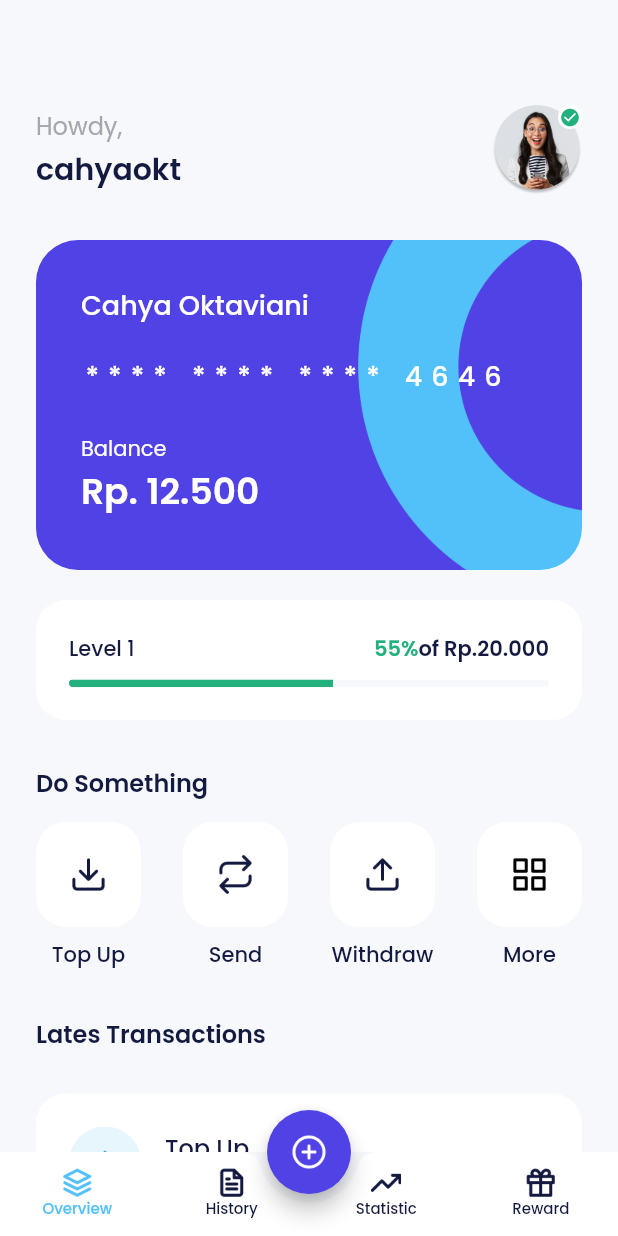
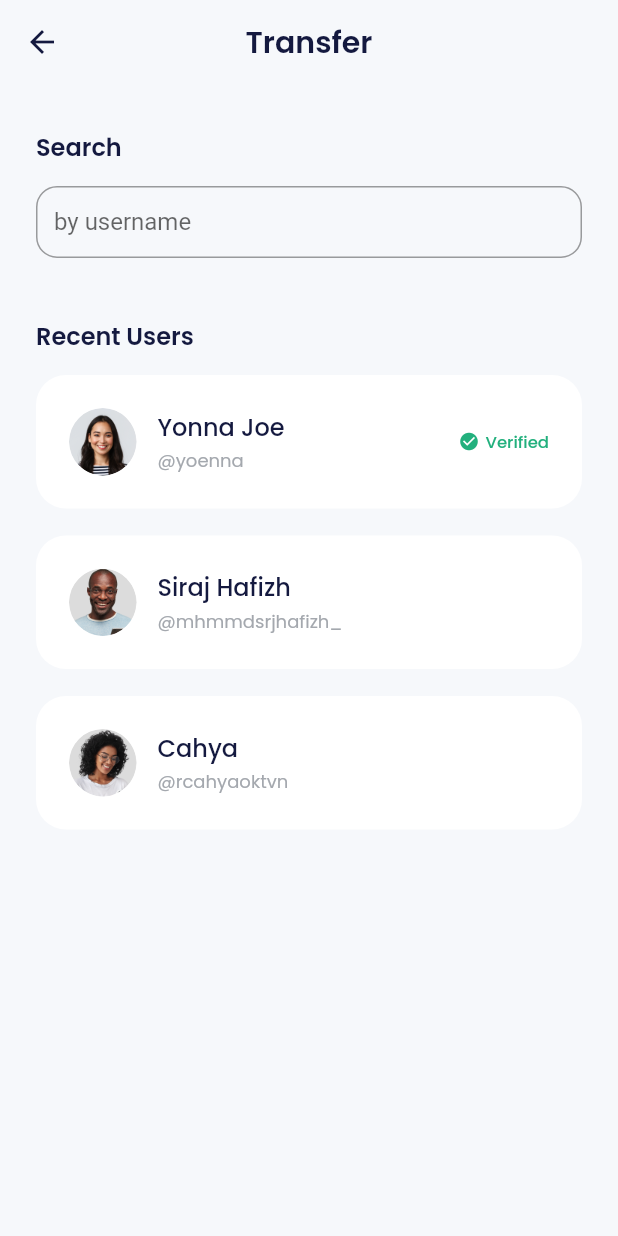
Before and after one commit to magerngoding/E-Wallet-Apps, a Flutter app: the HomePage screen opened by its route, after a tap on "Send", on a phone screen of 412 x 824 dp. Run offline on Flutter 3.47's test engine with Material 2 defaults, Android fonts, the phone set to English and light mode, and no system bars; our stand-ins replace carousel_slider, google_fonts.

Commit message:
Membuat search field, membuat recent user

```diff
--- a/lib/main.dart
+++ b/lib/main.dart
@@ -16,6 +16,7 @@ import 'package:e_wallet/pages/sign-up-success-page.dart';
 import 'package:e_wallet/pages/topup_amount_page.dart';
 import 'package:e_wallet/pages/topup_page.dart';
 import 'package:e_wallet/pages/topup_success.dart';
+import 'package:e_wallet/pages/transfer_page.dart';
 import 'package:e_wallet/shared/theme.dart';
 import 'package:flutter/material.dart';
 
@@ -60,6 +61,7 @@ class MyApp extends StatelessWidget {
         '/topup': (context) => TopupPage(),
         '/topup-amount': (context) => TopUpAmountPage(),
         '/topup-success': (context) => TopupSuccessPage(),
+        '/transfer': (context) => TransferPage(),
       },
     );
   }
--- a/lib/pages/home_page.dart
+++ b/lib/pages/home_page.dart
@@ -292,7 +292,9 @@ class HomePage extends StatelessWidget {
               HomeServicesItem(
                 iconUrl: 'assets/icon_send.png',
                 title: 'Send',
-                onTap: () {},
+                onTap: () {
+                  Navigator.pushNamed(context, '/transfer');
+                },
               ),
               HomeServicesItem(
                 iconUrl: 'assets/icon_withdraw.png',
--- /dev/null
+++ b/lib/pages/transfer_page.dart
@@ -0,0 +1,79 @@
+// ignore_for_file: prefer_const_constructors
+
+import 'package:e_wallet/shared/theme.dart';
+import 'package:e_wallet/widgets/form.dart';
+import 'package:e_wallet/widgets/transfer_rencet_user_item.dart';
+import 'package:flutter/material.dart';
+
+class TransferPage extends StatelessWidget {
+  const TransferPage({super.key});
+
+  @override
+  Widget build(BuildContext context) {
+    return Scaffold(
+      appBar: AppBar(
+        title: Text('Transfer'),
+      ),
+      body: ListView(
+        padding: EdgeInsets.symmetric(horizontal: 24),
+        children: [
+          SizedBox(
+            height: 30,
+          ),
+          Text(
+            'Search',
+            style: blackTextStyle.copyWith(
+              fontSize: 16,
+              fontWeight: semiBold,
+            ),
+          ),
+          SizedBox(
+            height: 14,
+          ),
+          CustomeFormField(
+            title: 'by username',
+            isShowTitle: false,
+          ),
+          buildRecentUsers(),
+        ],
+      ),
+    );
+  }
+
+  Widget buildRecentUsers() {
+    return Container(
+      margin: EdgeInsets.only(top: 40),
+      child: Column(
+        crossAxisAlignment: CrossAxisAlignment.start,
+        children: [
+          Text(
+            'Recent Users',
+            style: blackTextStyle.copyWith(
+              fontSize: 16,
+              fontWeight: semiBold,
+            ),
+          ),
+          SizedBox(
+            height: 14,
+          ),
+          TransferRecentUserItem(
+            imageUrl: 'assets/img_friend1.png',
+            isVerified: true,
+            name: 'Yonna Joe',
+            username: 'yoenna',
+          ),
+          TransferRecentUserItem(
+            imageUrl: 'assets/img_friend3.png',
+            name: 'Siraj Hafizh',
+            username: 'mhmmdsrjhafizh_',
+          ),
+          TransferRecentUserItem(
+            imageUrl: 'assets/img_friend2.png',
+            name: 'Cahya',
+            username: 'rcahyaoktvn',
+          ),
+        ],
+      ),
+    );
+  }
+}
--- a/lib/widgets/form.dart
+++ b/lib/widgets/form.dart
@@ -7,10 +7,13 @@ class CustomeFormField extends StatelessWidget {
   final String title;
   final bool obscureText;
   final TextEditingController? controller;
+  final bool isShowTitle;
+
   CustomeFormField({
     required this.title,
     this.obscureText = false,
     this.controller,
+    this.isShowTitle = true,
   });
 
   @override
@@ -18,12 +21,14 @@ class CustomeFormField extends StatelessWidget {
     return Column(
       crossAxisAlignment: CrossAxisAlignment.start,
       children: [
+        if (isShowTitle)
           Text(
             title,
             style: blackTextStyle.copyWith(
               fontWeight: medium,
             ),
           ),
+        if (isShowTitle)
           SizedBox(
             height: 8,
           ),
@@ -31,6 +36,7 @@ class CustomeFormField extends StatelessWidget {
           controller: controller,
           obscureText: obscureText,
           decoration: InputDecoration(
+            hintText: !isShowTitle ? title : null,
             border: OutlineInputBorder(
               borderRadius: BorderRadius.circular(14),
             ),
--- /dev/null
+++ b/lib/widgets/transfer_rencet_user_item.dart
@@ -0,0 +1,87 @@
+// ignore_for_file: prefer_const_constructors
+
+import 'package:e_wallet/shared/theme.dart';
+import 'package:flutter/material.dart';
+
+class TransferRecentUserItem extends StatelessWidget {
+  final String imageUrl;
+  final String name;
+  final String username;
+  final bool isVerified;
+
+  TransferRecentUserItem({
+    required this.imageUrl,
+    this.isVerified = false,
+    required this.name,
+    required this.username,
+  });
+
+  @override
+  Widget build(BuildContext context) {
+    return Container(
+      margin: EdgeInsets.only(bottom: 18),
+      padding: EdgeInsets.all(22),
+      decoration: BoxDecoration(
+        color: whiteColor,
+        borderRadius: BorderRadius.circular(20),
+      ),
+      child: Row(
+        children: [
+          Container(
+            width: 45,
+            height: 45,
+            margin: EdgeInsets.only(right: 14),
+            decoration: BoxDecoration(
+              shape: BoxShape.circle,
+              image: DecorationImage(
+                image: AssetImage(imageUrl),
+              ),
+            ),
+          ),
+          Column(
+            crossAxisAlignment: CrossAxisAlignment.start,
+            children: [
+              Text(
+                name,
+                style: blackTextStyle.copyWith(
+                  fontSize: 16,
+                  fontWeight: medium,
+                ),
+              ),
+              SizedBox(
+                height: 2,
+              ),
+              Text(
+                '@$username',
+                style: greyTextStyle.copyWith(
+                  fontSize: 12,
+                ),
+              ),
+            ],
+          ),
+          Spacer(),
+          if (isVerified)
+            Row(
+              children: [
+                Icon(
+                  Icons.check_circle,
+                  size: 14,
+                  color: greenColor,
+                ),
+                SizedBox(
+                  width: 4,
+                ),
+                Text(
+                  'Verified',
+                  style: greenTextStyle.copyWith(
+                    fontSize: 11,
+                    fontWeight: medium,
+                  ),
+                ),
+              ],
+            )
+        ],
+      ),
+    );
+  }
+}
```
Lines whose indentation alone changed are shown as unchanged.
